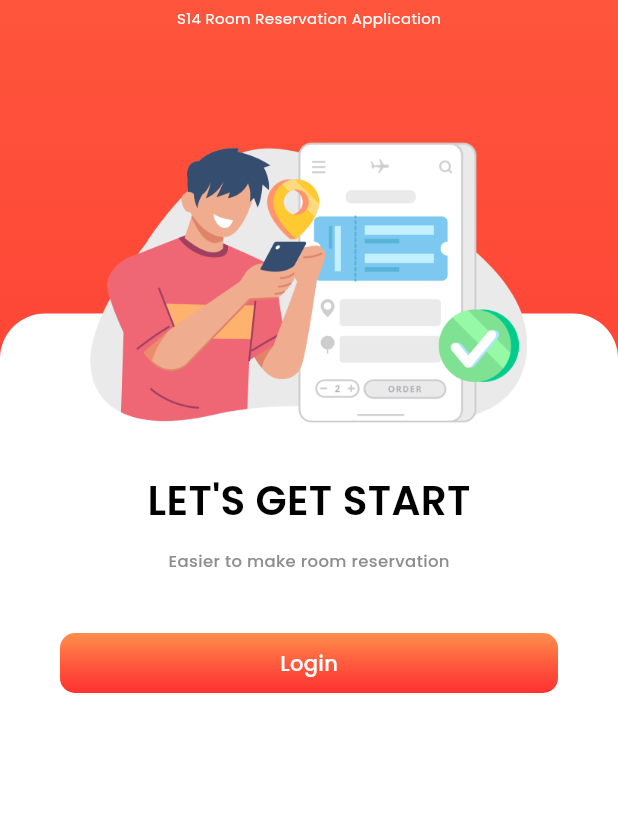
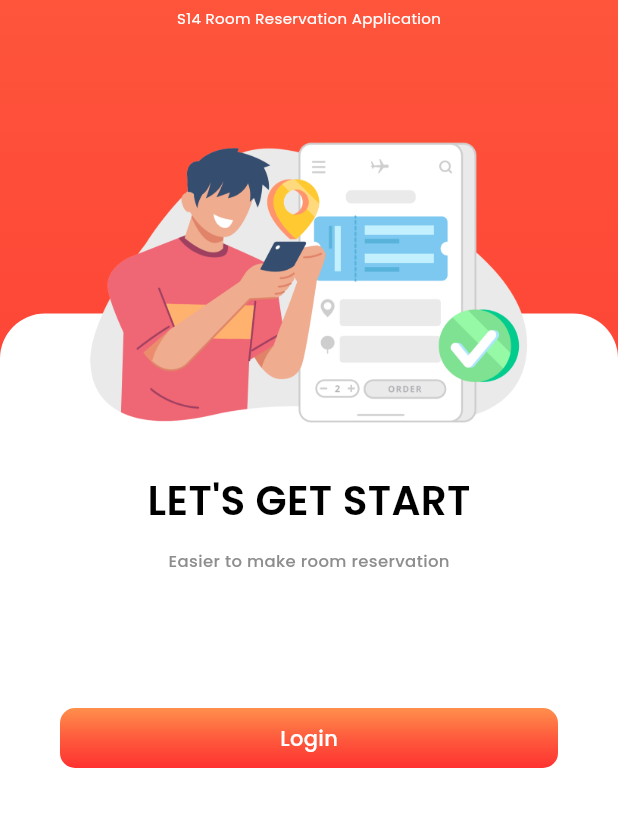
Before and after one commit to kayjirat/JongHong, a Flutter app: the screen it shows after launch, on a phone screen of 412 x 824 dp, the part 384-1211 px from its top. Run offline on Flutter 3.47's test engine with Material 3 defaults, Android fonts, the phone set to English and light mode, and no system bars; our stand-ins replace cloud_firestore, firebase_auth, firebase_core, fluttertoast, google_sign_in; accounts and stored records are empty.

Commit message:
[EDIT] home Login buttt

```diff
--- a/jonghong/lib/pages/home_page.dart
+++ b/jonghong/lib/pages/home_page.dart
@@ -237,7 +237,7 @@ class _HomepageState extends State<Homepage> {
                             }
                           },
                           child: Padding(
-                            padding: const EdgeInsets.only(top: 20.0),
+                            padding: const EdgeInsets.only(top: 70.0),
                             child: Container(
                               width: double.infinity,
                               padding: const EdgeInsets.symmetric(vertical: 10),
```
